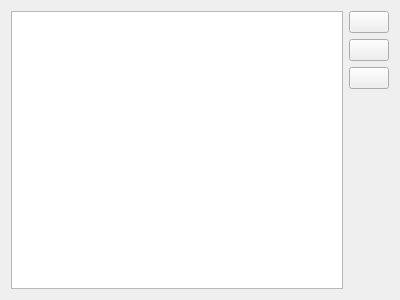
Old version of the form gui/autostarthenkankeywordswidget.ui in the repository karubabu/fcitx-skk.
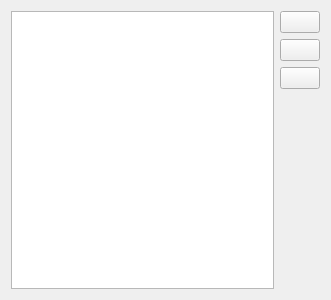
New version of the form. Icons and pictures are not drawn.

Commit message: autostarthenkankeywords: impl removeKeyword button.

What changed in the file:
```diff
--- a/gui/autostarthenkankeywordswidget.ui
+++ b/gui/autostarthenkankeywordswidget.ui
@@ -6,7 +6,7 @@
    <rect>
     <x>0</x>
     <y>0</y>
-    <width>400</width>
+    <width>331</width>
     <height>300</height>
    </rect>
   </property>
@@ -16,19 +16,6 @@
   <layout class="QGridLayout" name="gridLayout">
    <item row="0" column="1">
     <layout class="QHBoxLayout" name="horizontalLayout">
-     <item>
-      <widget class="QTableView" name="autostarthenkankeywordsTable">
-       <attribute name="horizontalHeaderVisible">
-        <bool>false</bool>
-       </attribute>
-       <attribute name="horizontalHeaderDefaultSectionSize">
-        <number>30</number>
-       </attribute>
-       <attribute name="verticalHeaderVisible">
-        <bool>false</bool>
-       </attribute>
-      </widget>
-     </item>
      <item>
       <layout class="QVBoxLayout" name="verticalLayout">
        <item>
@@ -81,6 +68,22 @@
      </item>
     </layout>
    </item>
+   <item row="0" column="0">
+    <widget class="QListView" name="autostarthenkankeywordsTable">
+     <property name="flow">
+      <enum>QListView::LeftToRight</enum>
+     </property>
+     <property name="isWrapping" stdset="0">
+      <bool>true</bool>
+     </property>
+     <property name="spacing">
+      <number>1</number>
+     </property>
+     <property name="selectionRectVisible">
+      <bool>true</bool>
+     </property>
+    </widget>
+   </item>
   </layout>
  </widget>
  <resources/>
```
The commit also changes 3 other files.
